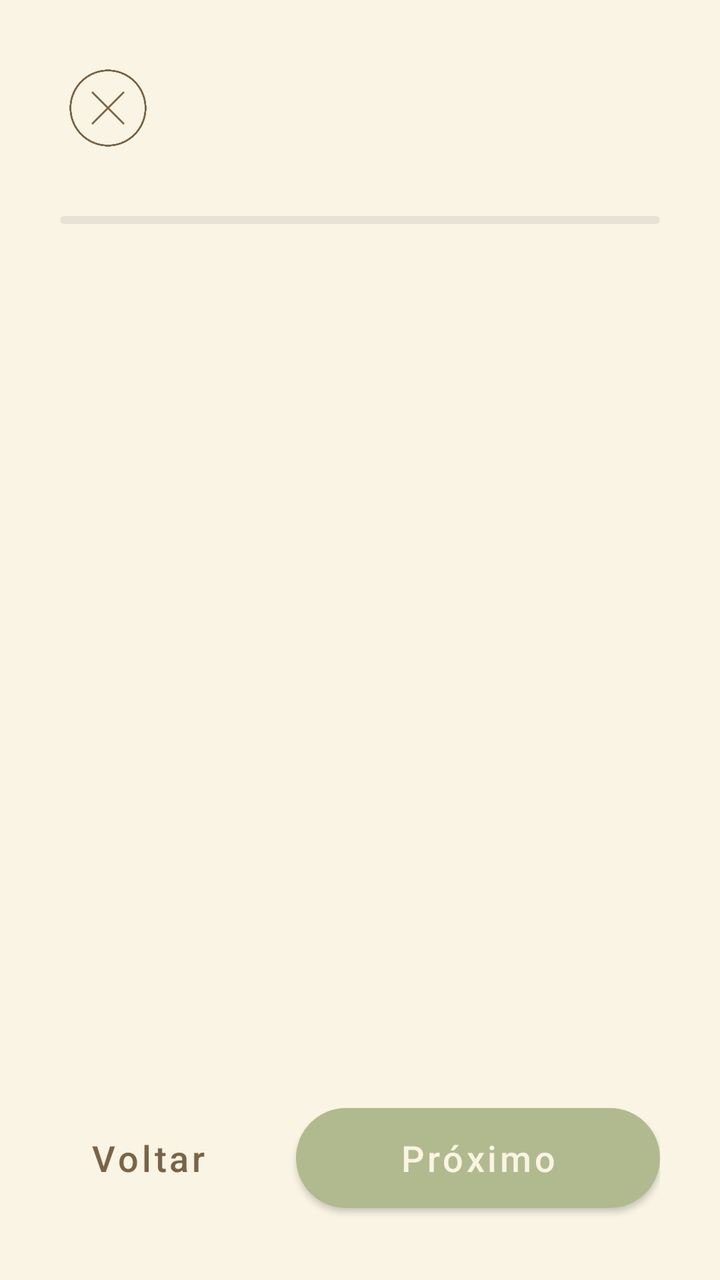
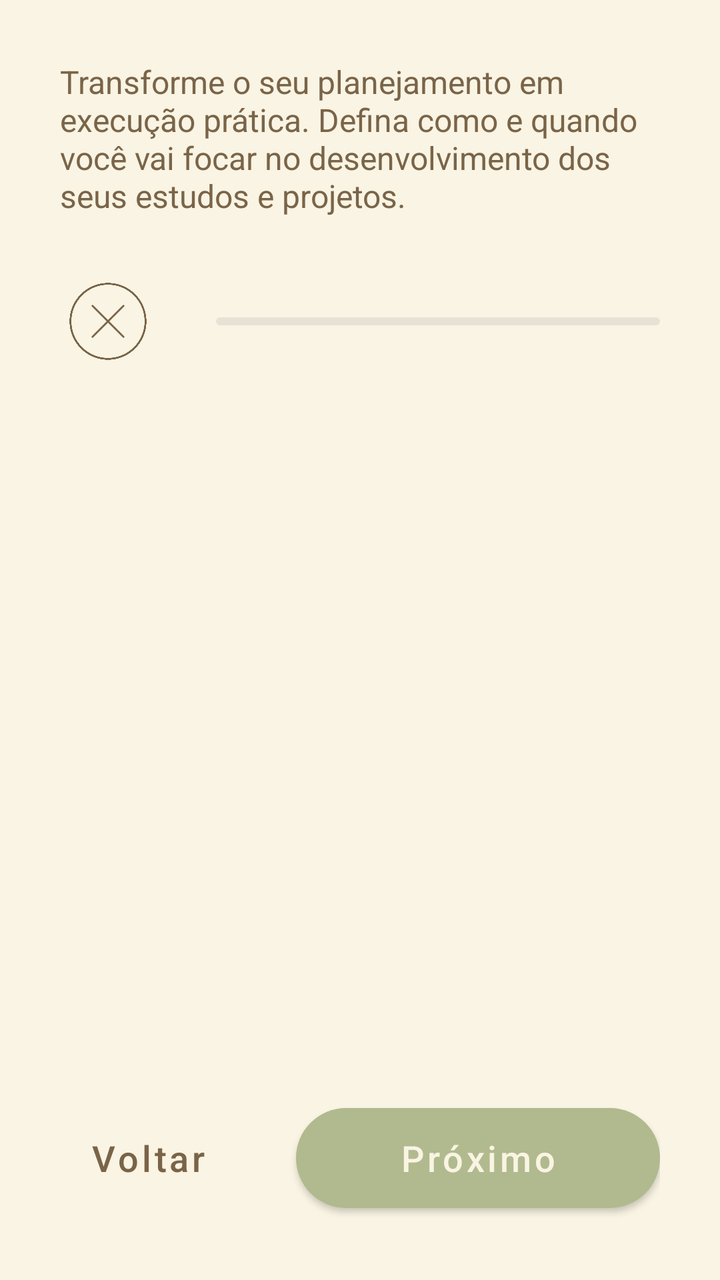

Two renders of the same Android screen: before a commit and after it. Below are the layout's source before the change and the commit's diff.
<!-- AndroidManifest.xml: application theme Theme.Orbi -->
<!-- res/layout/activity_create_cycle.xml -->
<?xml version="1.0" encoding="utf-8"?>
<androidx.constraintlayout.widget.ConstraintLayout
    xmlns:android="http://schemas.android.com/apk/res/android"
    xmlns:app="http://schemas.android.com/apk/res-auto"
    xmlns:tools="http://schemas.android.com/tools"
    android:layout_width="match_parent"
    android:layout_height="match_parent"
    android:background="@color/orbi_cream"
    tools:context=".ui.createcycle.CreateCycleActivity">


    
    <ImageButton
        android:id="@+id/btn_close"
        android:layout_width="48dp"
        android:layout_height="48dp"
        android:layout_marginStart="30dp"
        android:layout_marginTop="30dp"
        android:background="?attr/selectableItemBackgroundBorderless"
        android:contentDescription="Fechar assistente"
        android:scaleType="centerInside"
        android:src="@drawable/ic_cancel"
        app:layout_constraintStart_toStartOf="parent"
        app:layout_constraintTop_toTopOf="parent"
        app:tint="@color/orbi_dark_brown" />


    


    

    <com.google.android.material.progressindicator.LinearProgressIndicator
        android:id="@+id/progress_bar"
        android:layout_width="0dp"
        android:layout_height="4dp"
        android:layout_marginHorizontal="20dp"
        android:layout_marginStart="30dp"
        android:layout_marginTop="30dp"
        android:layout_marginEnd="30dp"
        android:max="5"
        android:progress="1"
        app:indicatorColor="@color/orbi_olive"
        app:layout_constraintEnd_toEndOf="parent"
        app:layout_constraintStart_toStartOf="parent"
        app:layout_constraintTop_toBottomOf="@+id/btn_close"
        app:trackColor="#E8E2D6"
        app:trackCornerRadius="5dp" />

    <androidx.viewpager2.widget.ViewPager2
        android:id="@+id/view_pager"
        android:layout_width="0dp"
        android:layout_height="0dp"
        android:layout_marginTop="30dp"
        android:layout_marginBottom="16dp"
        app:layout_constraintBottom_toTopOf="@+id/bottom_navigation_bar"
        app:layout_constraintEnd_toEndOf="parent"
        app:layout_constraintStart_toStartOf="parent"
        app:layout_constraintTop_toBottomOf="@+id/progress_bar" />


    
    <androidx.constraintlayout.widget.ConstraintLayout
        android:id="@+id/bottom_navigation_bar"
        android:layout_width="0dp"
        android:layout_height="wrap_content"
        android:background="@color/orbi_cream"
        android:paddingHorizontal="30dp"
        android:paddingVertical="30dp"
        app:layout_constraintBottom_toBottomOf="parent"
        app:layout_constraintEnd_toEndOf="parent"
        app:layout_constraintStart_toStartOf="parent">


        
        <com.google.android.material.button.MaterialButton
            android:id="@+id/btn_back"
            style="@style/Widget.MaterialComponents.Button.TextButton"
            android:layout_width="wrap_content"
            android:layout_height="62dp"
            android:enabled="false"
            android:text="Voltar"
            android:textSize="18sp"
            android:textAllCaps="false"
            android:textColor="@color/orbi_dark_brown"
            app:layout_constraintBottom_toBottomOf="parent"
            app:layout_constraintStart_toStartOf="parent"
            app:layout_constraintTop_toTopOf="parent" />


        
        <com.google.android.material.button.MaterialButton
            android:id="@+id/btn_next"
            android:layout_width="0dp"
            android:layout_height="62dp"
            android:layout_marginStart="30dp"
            android:text="Próximo"
            android:textAllCaps="false"
            android:textColor="@color/orbi_cream"
            android:textSize="18sp"
            app:backgroundTint="@color/orbi_olive"
            app:cornerRadius="30dp"
            app:layout_constraintBottom_toBottomOf="parent"
            app:layout_constraintEnd_toEndOf="parent"
            app:layout_constraintHorizontal_bias="0.0"
            app:layout_constraintStart_toEndOf="@+id/btn_back"
            app:layout_constraintTop_toTopOf="parent"
            app:layout_constraintVertical_bias="0.0" />


    </androidx.constraintlayout.widget.ConstraintLayout>


</androidx.constraintlayout.widget.ConstraintLayout>
<!-- resources referenced by this layout -->
<resources>
  <color name="orbi_cream">#F9F4E3</color>
  <color name="orbi_dark_brown">#7A6448</color>
  <color name="orbi_olive">#B1BA8E</color>
  <!-- drawable ic_cancel: png bitmap (drawable, 23396 bytes) -->
  <style name="Theme.Orbi" parent="Theme.MaterialComponents.Light.NoActionBar">
  
  
          <item name="colorPrimary">@color/orbi_dark_brown</item>
          <item name="colorPrimaryVariant">@color/orbi_olive</item>
          <item name="colorOnPrimary">@color/orbi_white</item>
          <item name="colorSecondary">@color/orbi_olive</item>
          <item name="colorSecondaryVariant">@color/orbi_light_olive</item>
          <item name="colorOnSecondary">@color/orbi_white</item>
  
  
          
          <item name="android:statusBarColor">@color/orbi_cream</item>
          <item name="android:windowLightStatusBar">true</item>
  
  
          
          <item name="android:navigationBarColor">@color/orbi_cream</item>
          <item name="android:windowLightNavigationBar" tools:targetApi="o_mr1">true</item>
  
  
      </style>
  <color name="orbi_white">#FFFFFF</color>
  <color name="orbi_light_olive">#D4DDB1</color>
</resources>

<!-- the commit's change to res/layout/activity_create_cycle.xml (unified diff, before → after) -->
@@ -10,19 +10,6 @@
 
 
     
-    <ImageButton
-        android:id="@+id/btn_close"
-        android:layout_width="48dp"
-        android:layout_height="48dp"
-        android:layout_marginStart="30dp"
-        android:layout_marginTop="30dp"
-        android:background="?attr/selectableItemBackgroundBorderless"
-        android:contentDescription="Fechar assistente"
-        android:scaleType="centerInside"
-        android:src="@drawable/ic_cancel"
-        app:layout_constraintStart_toStartOf="parent"
-        app:layout_constraintTop_toTopOf="parent"
-        app:tint="@color/orbi_dark_brown" />
 
 
     
@@ -30,20 +17,35 @@
 
     
 
+    <ImageButton
+        android:id="@+id/btn_close"
+        android:layout_width="48dp"
+        android:layout_height="48dp"
+        android:layout_marginStart="30dp"
+        android:background="?attr/selectableItemBackgroundBorderless"
+        android:contentDescription="Fechar assistente"
+        android:scaleType="centerInside"
+        android:src="@drawable/ic_cancel"
+        app:layout_constraintBottom_toBottomOf="@+id/progress_bar"
+        app:layout_constraintStart_toStartOf="parent"
+        app:layout_constraintTop_toTopOf="@+id/progress_bar"
+        app:tint="@color/orbi_dark_brown" />
+
     <com.google.android.material.progressindicator.LinearProgressIndicator
         android:id="@+id/progress_bar"
         android:layout_width="0dp"
         android:layout_height="4dp"
         android:layout_marginHorizontal="20dp"
         android:layout_marginStart="30dp"
-        android:layout_marginTop="30dp"
+        android:layout_marginTop="50dp"
         android:layout_marginEnd="30dp"
         android:max="5"
         android:progress="1"
         app:indicatorColor="@color/orbi_olive"
         app:layout_constraintEnd_toEndOf="parent"
-        app:layout_constraintStart_toStartOf="parent"
-        app:layout_constraintTop_toBottomOf="@+id/btn_close"
+        app:layout_constraintHorizontal_bias="1.0"
+        app:layout_constraintStart_toEndOf="@+id/btn_close"
+        app:layout_constraintTop_toBottomOf="@+id/textView2"
         app:trackColor="#E8E2D6"
         app:trackCornerRadius="5dp" />
 
@@ -52,7 +54,6 @@
         android:layout_width="0dp"
         android:layout_height="0dp"
         android:layout_marginTop="30dp"
-        android:layout_marginBottom="16dp"
         app:layout_constraintBottom_toTopOf="@+id/bottom_navigation_bar"
         app:layout_constraintEnd_toEndOf="parent"
         app:layout_constraintStart_toStartOf="parent"
@@ -110,5 +111,19 @@
 
     </androidx.constraintlayout.widget.ConstraintLayout>
 
+    <TextView
+        android:id="@+id/textView2"
+        android:layout_width="0dp"
+        android:layout_height="wrap_content"
+        android:layout_marginStart="30dp"
+        android:layout_marginTop="30dp"
+        android:layout_marginEnd="30dp"
+        android:text="Transforme o seu planejamento em execução prática. Defina como e quando você vai focar no desenvolvimento dos seus estudos e projetos."
+        android:textColor="@color/orbi_dark_brown"
+        android:textSize="16sp"
+        app:layout_constraintEnd_toEndOf="parent"
+        app:layout_constraintStart_toStartOf="parent"
+        app:layout_constraintTop_toTopOf="parent" />
+
 
 </androidx.constraintlayout.widget.ConstraintLayout>
